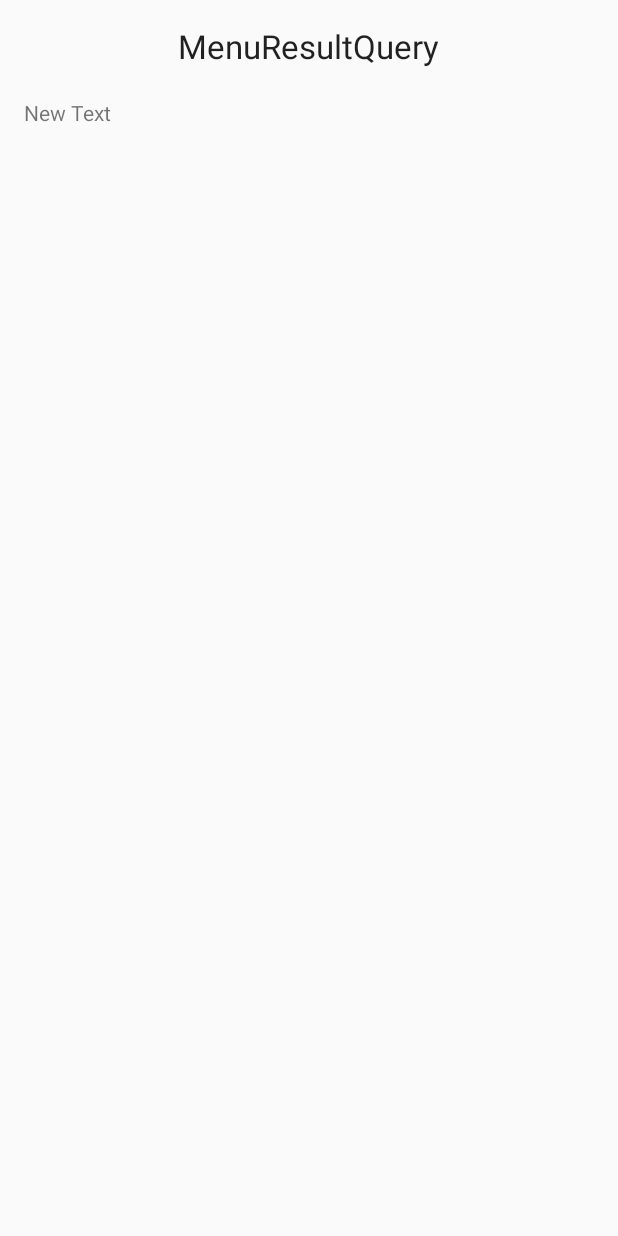
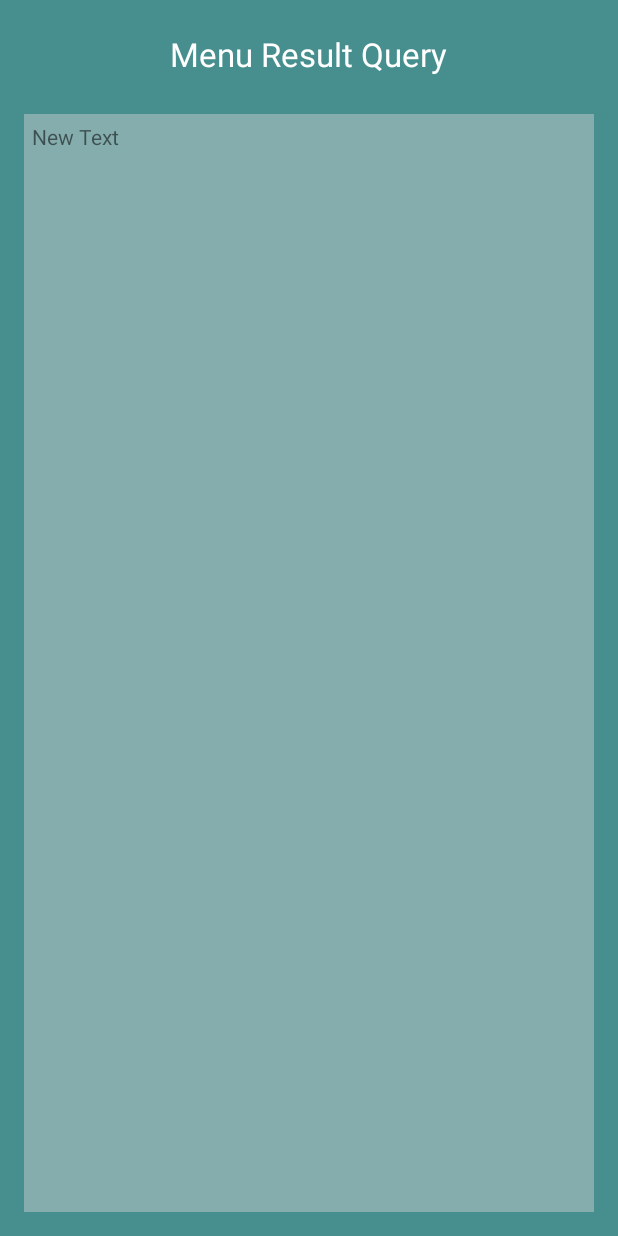
Before and after one commit to eletaunt/help-menu, an Android app: the layout activity_menu_result_query.xml on its own in the app's theme, with its tools: preview values and no code run, on a phone screen of 412 x 824 dp. Run offline under Robolectric (Android 15) with nearby library versions, the phone set to English and light mode, and no system bars.

Commit message:
updating values

```diff
--- a/app/src/main/res/values/strings.xml
+++ b/app/src/main/res/values/strings.xml
@@ -3,17 +3,15 @@
 
     <string name="hello">Welcome to HelpMenu!</string>
     <string name="app_name">HelpMenu</string>
-    <string name="button_text">OCR!</string>
-    <string name="text_hint">OCRed Text will appear here</string>
     <string name="action_settings">Settings</string>
     <string name="output_text">Output</string>
-    <string name="title_activity_display_options">DisplayOptions</string>
+    <string name="title_activity_display_options">Display Options</string>
     <string name="image_dialog_description">Image Preview</string>
     <string name="title_activity_results">Results</string>
     <string name="results">Results will appear here</string>
 
     <string name="hello_world">Hello world!</string>
-    <string name="title_activity_menu_results">MenuResults</string>
-    <string name="title_activity_menu_result_query">MenuResultQuery</string>
+    <string name="title_activity_menu_results">Menu Results</string>
+    <string name="title_activity_menu_result_query">Menu Result Query</string>
 
 </resources>
--- a/app/src/main/res/values/styles.xml
+++ b/app/src/main/res/values/styles.xml
@@ -5,4 +5,33 @@
         <!-- Customize your theme here. -->
     </style>
 
+    <style name="BackgroundColor1">
+        <item name="android:background">#478E8E</item>
+    </style>
+
+    <style name="BackgroundColor2">
+        <item name="android:background">#85ADAD</item>
+    </style>
+
+    <style name="BackgroundColor3">
+        <item name="android:background">#BAD1D1</item>
+    </style>
+
+    <style name="TitleStyle">
+        <item name="android:padding">5dp</item>
+        <item name="android:layout_centerHorizontal">true</item>
+        <item name="android:layout_width">wrap_content</item>
+        <item name="android:layout_height">wrap_content</item>
+        <item name="android:textColor">#FFFFFF</item>
+    </style>
+
+    <style name="TextViewStyle">
+        <item name="android:layout_width">match_parent</item>
+        <item name="android:layout_height">wrap_content</item>
+        <item name="android:padding">5dp</item>
+        <item name="android:layout_alignParentLeft">true</item>
+        <item name="android:layout_centerHorizontal">true</item>
+
+    </style>
+
 </resources>
```
